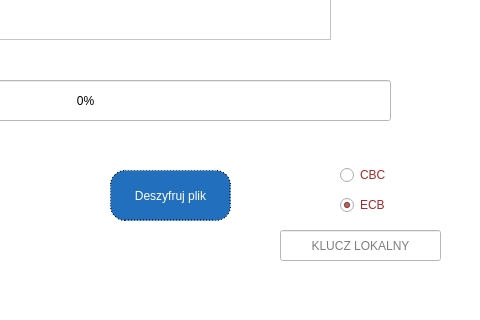
dcPTR/AES-encryption, file main.ui: the form before one commit; both pictures show x 320 to 800 and y 280 to 600 of the 800 by 600 pixel window.
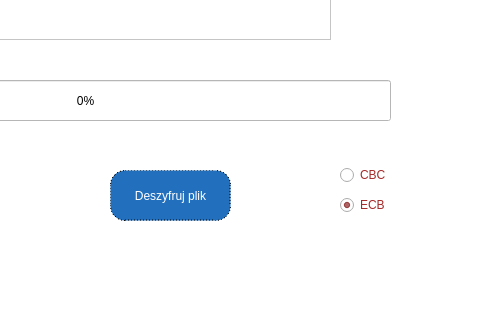
The form after the commit.

Diff of the .ui file:
```diff
--- a/main.ui
+++ b/main.ui
@@ -279,31 +279,6 @@
      <bool>true</bool>
     </property>
    </widget>
-   <widget class="QLineEdit" name="localKeyEdit">
-    <property name="geometry">
-     <rect>
-      <x>600</x>
-      <y>510</y>
-      <width>161</width>
-      <height>31</height>
-     </rect>
-    </property>
-    <property name="toolTip">
-     <string>Podaj klucz, którym zaszyfrujesz klucz prywatny.</string>
-    </property>
-    <property name="text">
-     <string/>
-    </property>
-    <property name="echoMode">
-     <enum>QLineEdit::Password</enum>
-    </property>
-    <property name="alignment">
-     <set>Qt::AlignCenter</set>
-    </property>
-    <property name="placeholderText">
-     <string>KLUCZ LOKALNY</string>
-    </property>
-   </widget>
   </widget>
   <widget class="QStatusBar" name="statusbar"/>
  </widget>
```
